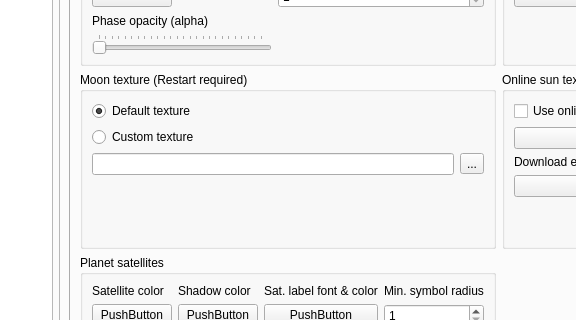
Qt form csetting.ui (PavelMr/skytechx) before a commit; both pictures show x 169 to 745 and y 203 to 523 of the 1109 by 737 pixel window.
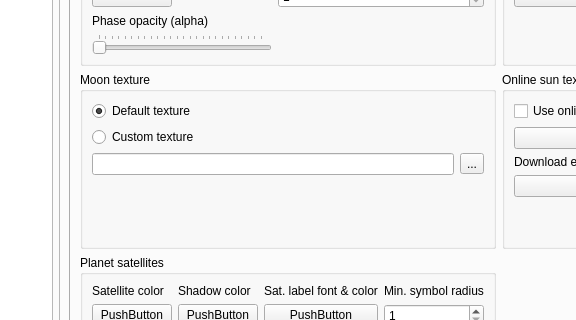
The same form after that commit. The open tabs and pages were chosen to show the change. Icons and pictures are not drawn. Custom widgets are drawn as their Qt base class.

```diff
--- a/csetting.ui
+++ b/csetting.ui
@@ -2519,7 +2519,7 @@
                      <item>
                       <widget class="QGroupBox" name="groupBox_13">
                        <property name="title">
-                        <string>Moon texture (Restart required)</string>
+                        <string>Moon texture</string>
                        </property>
                        <layout class="QVBoxLayout" name="verticalLayout_82">
                         <item>
```
Left out of the diff: 4 changed lines with no effect on the pictures.
